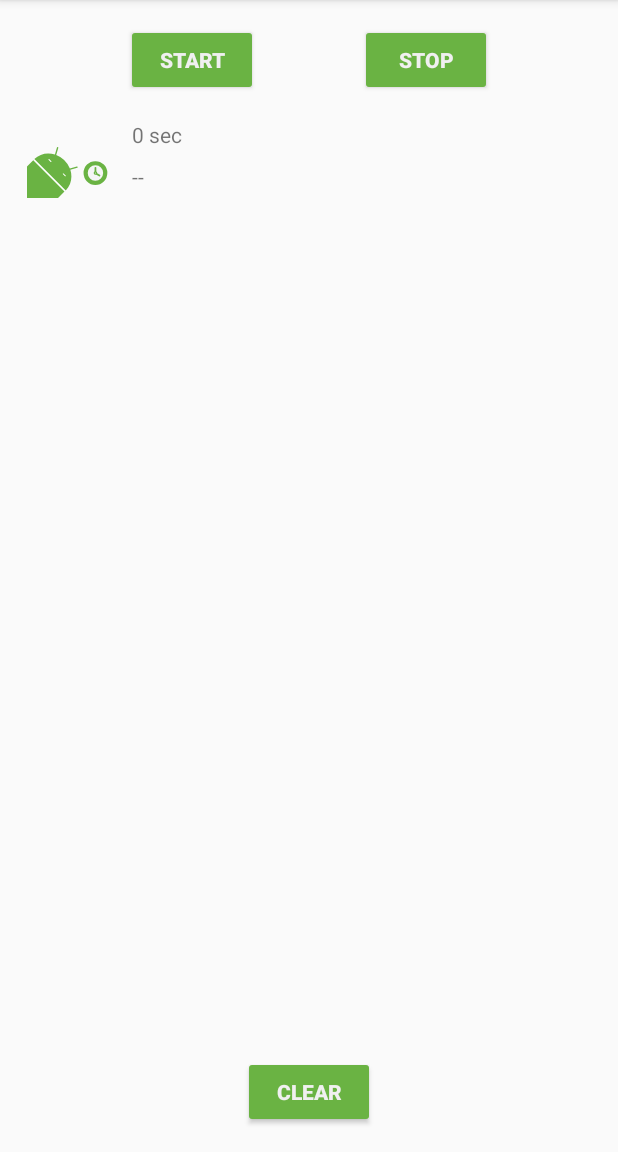
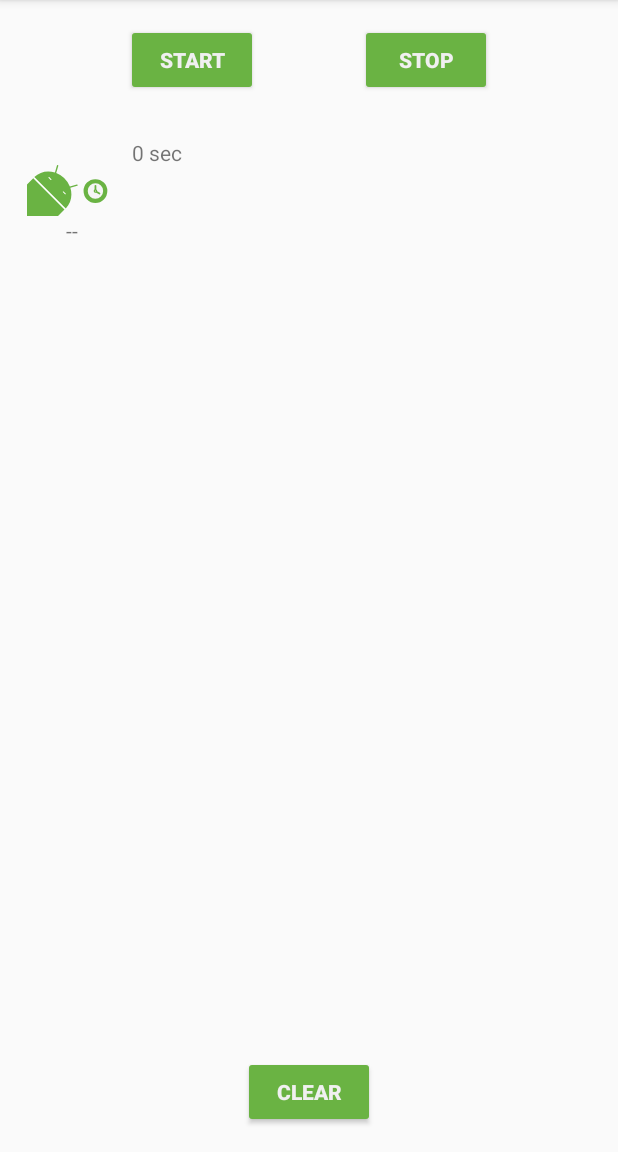
Before and after one commit to jirawan22/Android-Kotlin-Fundamentals-07.3, an Android app: the screen it shows after launch (MainActivity), after a tap on "START", on a phone screen of 412 x 824 dp, the part 84-1236 px from its top. Run offline under Robolectric (Android 15) with nearby library versions, the phone set to English and light mode, and no system bars; our stand-ins replace Room's generated code, data binding; Roboto replaces fonts that are not available here; 3 statements that could not run were skipped.

Commit message:
7.3-4-Step 2: Change the layout

```diff
--- a/app/src/main/res/layout/list_item_sleep_night.xml
+++ b/app/src/main/res/layout/list_item_sleep_night.xml
@@ -60,12 +60,13 @@
             android:id="@+id/quality_string"
             android:layout_width="0dp"
             android:layout_height="20dp"
-            android:layout_marginTop="8dp"
-            app:layout_constraintEnd_toEndOf="@+id/sleep_length"
+            android:textAlignment="center"
+            app:layout_constraintBottom_toBottomOf="parent"
+            app:layout_constraintEnd_toEndOf="@+id/quality_image"
             app:layout_constraintHorizontal_bias="0.0"
-            app:layout_constraintStart_toStartOf="@+id/sleep_length"
-            app:layout_constraintTop_toBottomOf="@+id/sleep_length"
+            app:layout_constraintStart_toStartOf="@+id/quality_image"
+            app:layout_constraintTop_toBottomOf="@+id/quality_image"
             tools:text="Excellent!!!"
-            app:sleepQualityString="@{sleep}"/>
+            app:sleepQualityString="@{sleep}" />
     </androidx.constraintlayout.widget.ConstraintLayout>
 </layout>
```
